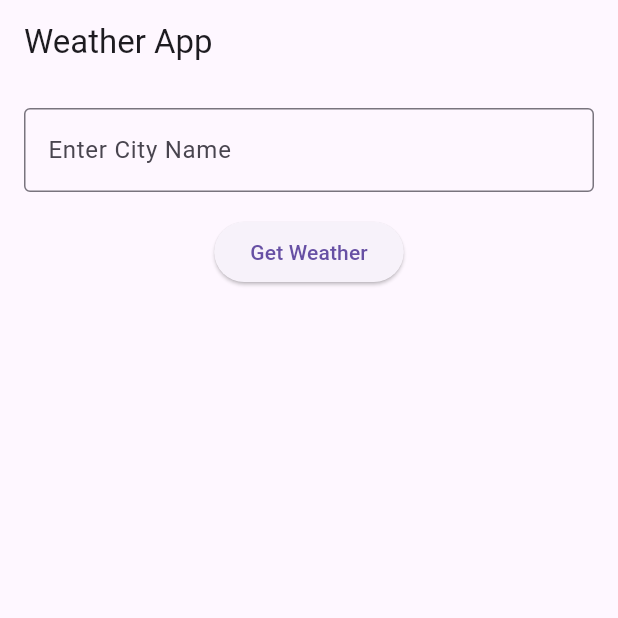
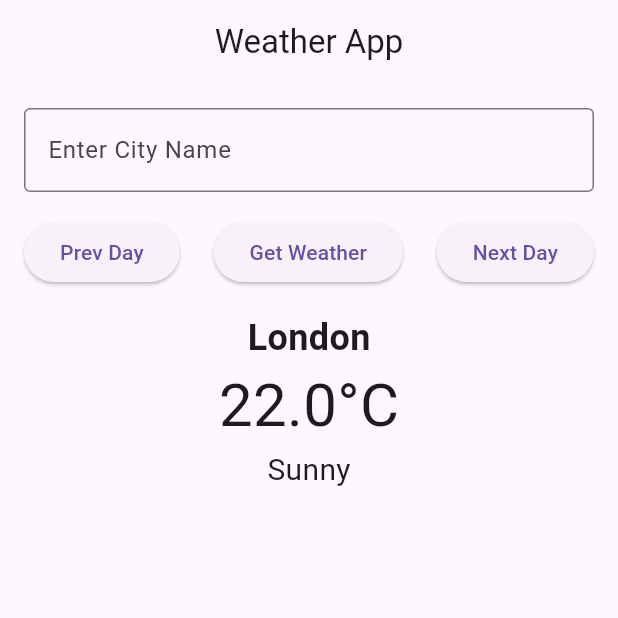
Before and after one commit to Madhur0710/flutter-weather-mvvm-app, a Flutter app: the screen it shows after launch, after a tap on "Get Weather", on a phone screen of 412 x 824 dp, the top half of it. Run offline on Flutter 3.47's test engine with Material 3 defaults, Android fonts, the phone set to English and light mode, and no system bars; our stand-ins replace flutter_dotenv.

Commit message:
Fixed NotInitialized Error and added some basic feature

```diff
--- a/lib/main.dart
+++ b/lib/main.dart
@@ -4,10 +4,10 @@ import 'view/weather_view.dart';
 import 'package:provider/provider.dart';
 import 'viewmodel/weather_viewmodel.dart';
 
-void main() async {
+Future main() async {
   WidgetsFlutterBinding.ensureInitialized();
 
-   dotenv.load();
+   await dotenv.load();
 
   runApp(
     MultiProvider(
--- a/lib/view/weather_view.dart
+++ b/lib/view/weather_view.dart
@@ -6,13 +6,14 @@ class WeatherView extends StatelessWidget {
 
   @override
   Widget build(BuildContext context) {
-  var weatherViewModel = context.watch<WeatherViewModel>(); // Use context.watch()
+  var weatherViewModel = context.watch<WeatherViewModel>();
 
     final TextEditingController cityController = TextEditingController();
 
     return Scaffold(
       appBar: AppBar(
         title: const Text('Weather App'),
+        centerTitle: true,
       ),
       body: Padding(
         padding: const EdgeInsets.all(16.0),
@@ -27,6 +28,13 @@ class WeatherView extends StatelessWidget {
               ),
             ),
             const SizedBox(height: 16),
+            Row(
+              mainAxisAlignment: MainAxisAlignment.spaceBetween,
+              children: [
+                 ElevatedButton(
+                    onPressed: weatherViewModel.showPreviousDay,
+                    child: const Text('Prev Day'),
+            ),
                 ElevatedButton(
                  onPressed: () {
                  if (cityController.text.isNotEmpty) {
@@ -35,6 +43,13 @@ class WeatherView extends StatelessWidget {
                 },
                  child: const Text('Get Weather'),
             ),
+                   ElevatedButton(
+                    onPressed: weatherViewModel.showNextDay,
+                     child: const Text('Next Day'),
+            ),
+              ]
+            ),
+
             const SizedBox(height: 16),
             if (weatherViewModel.isLoading)
               const CircularProgressIndicator()
@@ -59,6 +74,23 @@ class WeatherView extends StatelessWidget {
                     style: const TextStyle(fontSize: 20),
                   ),
                 ],
+              )
+            else
+              Column(
+                children: [
+                  Text(
+                    weatherViewModel.currentWeather.city,
+                    style: const TextStyle(fontSize: 24, fontWeight: FontWeight.bold),
+                  ),
+                  Text(
+                    '${weatherViewModel.currentWeather.temperature}°C',
+                    style: const TextStyle(fontSize: 40),
+                  ),
+                  Text(
+                    weatherViewModel.currentWeather.description,
+                    style: const TextStyle(fontSize: 20),
+                  ),
+                ],
               ),
           ],
         ),
--- a/lib/viewmodel/weather_viewmodel.dart
+++ b/lib/viewmodel/weather_viewmodel.dart
@@ -1,11 +1,17 @@
 import 'package:flutter/material.dart';
 import '../model/weather_model.dart';
-
 import '../repository/weather_repository.dart';
 
 class WeatherViewModel extends ChangeNotifier {
   final WeatherRepository _repository = WeatherRepository();
 
+  final List<Weather> _mockWeatherData = [
+    Weather(city: "London", temperature: 22.0, description: "Sunny"),
+    Weather(city: "London", temperature: 18.0, description: "Rainy"),
+    Weather(city: "London", temperature: 25.0, description: "Cloudy"),
+  ];
+
+  int _currentdayIndex = 0;
   Weather? _weather;
   bool _isLoading = false;
   String? _errorMessage;
@@ -13,6 +19,7 @@ class WeatherViewModel extends ChangeNotifier {
   Weather? get weather => _weather;
   bool get isLoading => _isLoading;
   String? get errorMessage => _errorMessage;
+  Weather get currentWeather => _mockWeatherData[_currentdayIndex];
 
   Future<void> fetchWeather(String city) async {
     _isLoading = true;
@@ -28,4 +35,20 @@ class WeatherViewModel extends ChangeNotifier {
     _isLoading = false;
     notifyListeners();
   }
+
+   void showPreviousDay() {
+    if(_currentdayIndex > 0){
+      _currentdayIndex--;
+     notifyListeners();
+    }
+   }
+
+   void showNextDay() {
+    if(_currentdayIndex < _mockWeatherData.length - 1){
+      _currentdayIndex++;
+     notifyListeners();
+
+    }
+   }
+
 }
--- a/pubspec.yaml
+++ b/pubspec.yaml
@@ -61,7 +61,8 @@ flutter:
   uses-material-design: true
 
   # To add assets to your application, add an assets section, like this:
-  # assets:
+  assets:
+    - .env
   #   - images/a_dot_burr.jpeg
   #   - images/a_dot_ham.jpeg
 
```
Also changed, not shown: 1 other file. Lines whose indentation alone changed are shown as unchanged.
